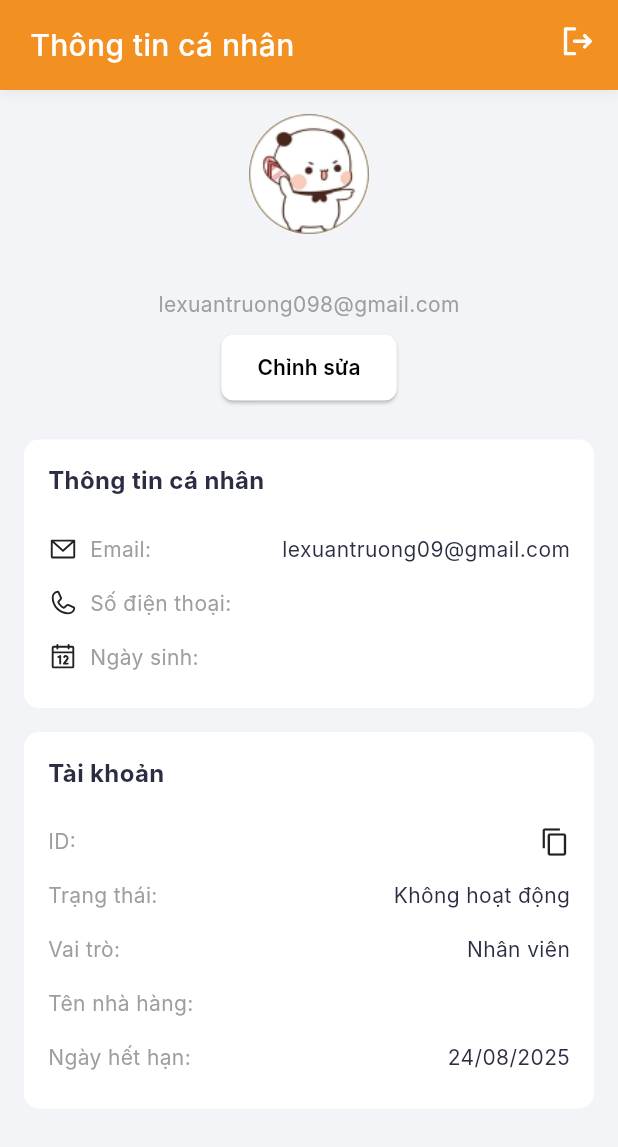
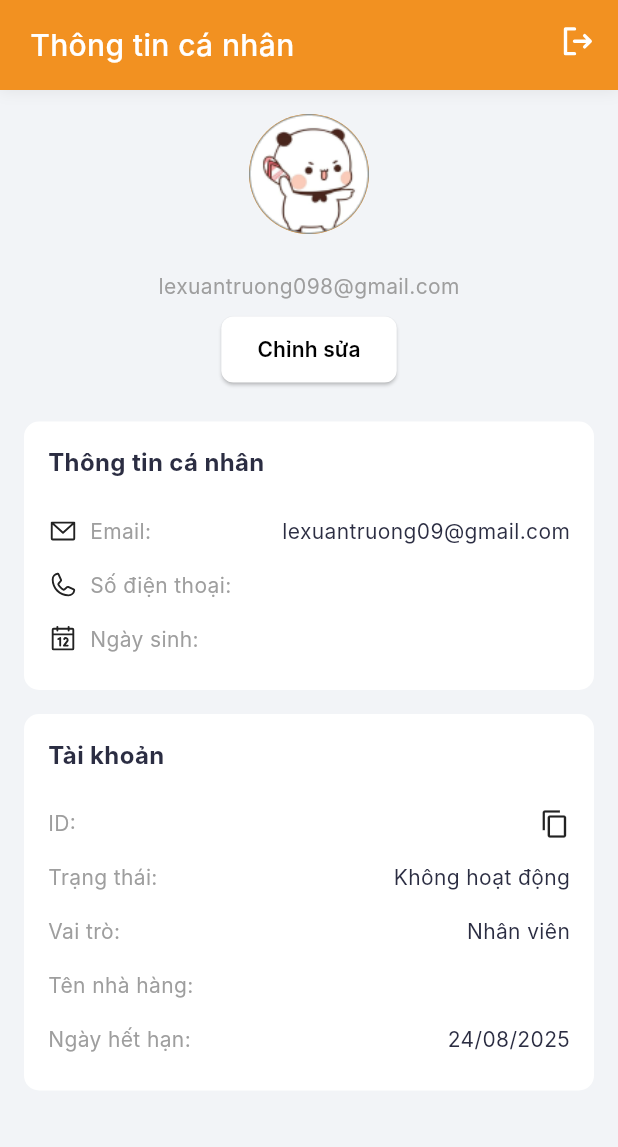
Before and after one commit to xuantruongg03/restaurant_manager_mobile, a Flutter app: the ProfileScreen screen opened directly, on a phone screen of 412 x 824 dp. Shown: the top 1147 px of the screen. Run offline on Flutter 3.47's test engine with Material 3 defaults, Android fonts, the phone set to English and light mode, and no system bars; our stand-ins replace flutter_dotenv, get, image_picker, marquee, phosphor_flutter, qr_flutter and 2 more; missing offline and left inert: encrypt, pushy_flutter; accounts and stored records are empty; Roboto replaces fonts that are missing (Inter).

Commit message:
fix init profile controller

```diff
--- a/lib/presentation/controllers/main_layout_controller.dart
+++ b/lib/presentation/controllers/main_layout_controller.dart
@@ -3,6 +3,7 @@ import 'package:get/get.dart';
 import 'package:restaurant_manager_mobile/presentation/controllers/home/home_controller.dart';
 import 'package:restaurant_manager_mobile/presentation/controllers/noti/noti_controller.dart';
 import 'package:restaurant_manager_mobile/presentation/controllers/orders/order_controller.dart';
+import 'package:restaurant_manager_mobile/presentation/controllers/profile/profile_controller.dart';
 import 'package:restaurant_manager_mobile/presentation/screens/features/feature_screen.dart';
 import 'package:restaurant_manager_mobile/presentation/screens/home/home_screen.dart';
 import 'package:restaurant_manager_mobile/presentation/screens/notifications/notifications_screen.dart';
@@ -13,6 +14,7 @@ class MainLayoutController extends GetxController {
   OrderController orderController = Get.put(OrderController());
   HomeController homeController = Get.put(HomeController());
   NotiController notiController = Get.put(NotiController());
+  ProfileController profileController = Get.put(ProfileController());
 
   final List<Widget> screens = [
     const FeatureScreen(),
--- a/lib/presentation/screens/profile/profile_screen.dart
+++ b/lib/presentation/screens/profile/profile_screen.dart
@@ -39,7 +39,7 @@ class ProfileScreen extends GetView<ProfileController> {
                         backgroundImage:
                             AssetImage(controller.avt.value == '' ? 'assets/images/avatar_demo.png' : controller.avt.value),
                       ),
-                      const SizedBox(height: 12),
+                      // const SizedBox(height: 12),
                       Text(
                         controller.name.value,
                         style: const TextStyle(fontSize: 18, fontWeight: FontWeight.bold),
```
